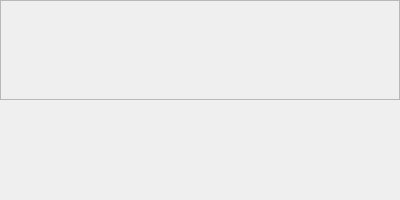
fsest4u/CaX_03, file CaX/widget/browserwindow.ui: the form before one commit.
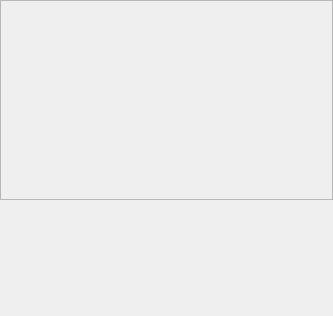
The form after the commit.

```diff
--- a/CaX/widget/browserwindow.ui
+++ b/CaX/widget/browserwindow.ui
@@ -6,20 +6,20 @@
    <rect>
     <x>0</x>
     <y>0</y>
-    <width>400</width>
-    <height>200</height>
+    <width>333</width>
+    <height>316</height>
    </rect>
   </property>
   <property name="minimumSize">
    <size>
     <width>0</width>
-    <height>200</height>
+    <height>0</height>
    </size>
   </property>
   <property name="maximumSize">
    <size>
     <width>16777215</width>
-    <height>200</height>
+    <height>16777215</height>
    </size>
   </property>
   <property name="windowTitle">
@@ -43,6 +43,18 @@
    </property>
    <item>
     <widget class="QFrame" name="frameTop">
+     <property name="minimumSize">
+      <size>
+       <width>0</width>
+       <height>200</height>
+      </size>
+     </property>
+     <property name="maximumSize">
+      <size>
+       <width>16777215</width>
+       <height>200</height>
+      </size>
+     </property>
      <property name="frameShape">
       <enum>QFrame::StyledPanel</enum>
      </property>
```
